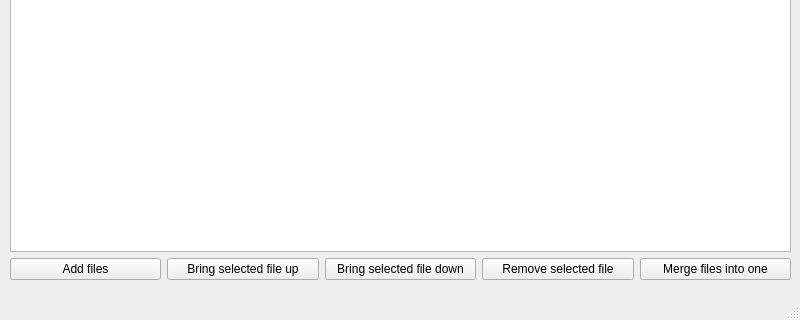
Qt form pdfmerger/ui/mainwindow.ui (EyeOS-Devs/DyberyPDF) before a commit; both pictures show x 0 to 800 and y 280 to 600 of the 800 by 600 pixel window.
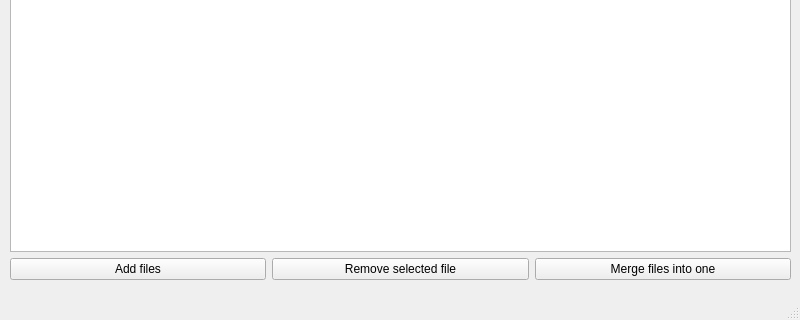
The same form after that commit.

```diff
--- a/pdfmerger/ui/mainwindow.ui
+++ b/pdfmerger/ui/mainwindow.ui
@@ -24,7 +24,7 @@
      </rect>
     </property>
     <layout class="QGridLayout" name="gridLayout">
-     <item row="1" column="3">
+     <item row="1" column="1">
       <widget class="QPushButton" name="removeFileBtn">
        <property name="text">
         <string>Remove selected file</string>
@@ -39,27 +39,13 @@
       </widget>
      </item>
      <item row="1" column="2">
-      <widget class="QPushButton" name="downBtn">
-       <property name="text">
-        <string>Bring selected file down</string>
-       </property>
-      </widget>
-     </item>
-     <item row="1" column="1">
-      <widget class="QPushButton" name="upBtn">
-       <property name="text">
-        <string>Bring selected file up</string>
-       </property>
-      </widget>
-     </item>
-     <item row="1" column="4">
       <widget class="QPushButton" name="mergeBtn">
        <property name="text">
         <string>Merge files into one</string>
        </property>
       </widget>
      </item>
-     <item row="0" column="0" colspan="5">
+     <item row="0" column="0" colspan="3">
       <widget class="QListView" name="pdfList"/>
      </item>
     </layout>
```
